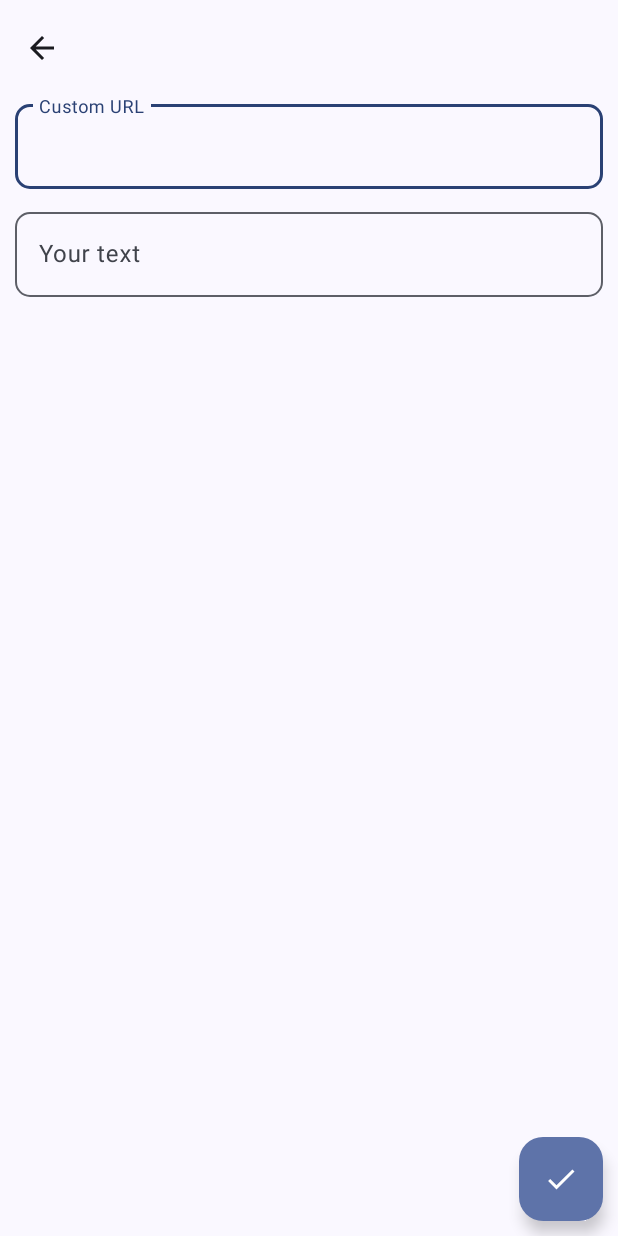
After one commit to vaginessa/omnibin, an Android app: the layout activity_text_edit_edittext.xml on its own in the app's theme, with its tools: preview values and no code run, on a phone screen of 412 x 824 dp. The commit adds this screen. Run offline under Robolectric (Android 15) with nearby library versions, the phone set to English and light mode, and no system bars; network calls fail.

Commit message:
added monet and choose for text input type

```diff
--- a/app/src/main/AndroidManifest.xml
+++ b/app/src/main/AndroidManifest.xml
@@ -4,6 +4,7 @@
 
     <queries>
         <package android:name="com.vtosters.android" />
+        <package android:name="com.vtosters.lite" />
         <intent>
             <action android:name="com.f0x1d.dogbin.VISIBILITY"/>
         </intent>
--- a/app/src/main/java/com/f0x1d/dogbin/App.java
+++ b/app/src/main/java/com/f0x1d/dogbin/App.java
@@ -7,6 +7,7 @@ import androidx.room.Room;
 import com.f0x1d.dogbin.db.MyDatabase;
 import com.f0x1d.dogbin.utils.PreferencesUtils;
 import com.f0x1d.dogbin.utils.Utils;
+import com.google.android.material.color.DynamicColors;
 import com.google.firebase.analytics.FirebaseAnalytics;
 
 public class App extends Application {
@@ -34,7 +35,7 @@ public class App extends Application {
     @Override
     public void onCreate() {
         super.onCreate();
-        //DynamicColors.applyToActivitiesIfAvailable(this); // it doesnt work anyway
+        DynamicColors.applyToActivitiesIfAvailable(this);
 
         sInstance = this;
 
--- a/app/src/main/java/com/f0x1d/dogbin/adapter/FoldersAdapter.java
+++ b/app/src/main/java/com/f0x1d/dogbin/adapter/FoldersAdapter.java
@@ -1,14 +1,11 @@
 package com.f0x1d.dogbin.adapter;
 
 import android.content.Context;
-import android.content.res.ColorStateList;
-import android.os.Build;
 import android.view.LayoutInflater;
 import android.view.View;
 import android.view.ViewGroup;
 
 import androidx.annotation.NonNull;
-import androidx.core.widget.TextViewCompat;
 import androidx.recyclerview.widget.RecyclerView;
 
 import com.f0x1d.dmsdk.model.Folder;
--- a/app/src/main/java/com/f0x1d/dogbin/ui/activity/DonateActivity.java
+++ b/app/src/main/java/com/f0x1d/dogbin/ui/activity/DonateActivity.java
@@ -4,7 +4,6 @@ import android.content.Intent;
 import android.net.Uri;
 import android.os.Bundle;
 import android.view.View;
-import android.view.ViewGroup;
 import android.widget.TextView;
 
 import androidx.annotation.Nullable;
@@ -13,7 +12,6 @@ import androidx.lifecycle.AndroidViewModel;
 import com.f0x1d.dogbin.R;
 import com.f0x1d.dogbin.billing.BillingManager;
 import com.f0x1d.dogbin.ui.activity.base.BaseActivity;
-import com.f0x1d.dogbin.utils.Utils;
 import com.google.android.material.appbar.MaterialToolbar;
 import com.google.android.material.button.MaterialButton;
 import com.google.android.material.card.MaterialCardView;
--- a/app/src/main/java/com/f0x1d/dogbin/ui/activity/MainActivity.java
+++ b/app/src/main/java/com/f0x1d/dogbin/ui/activity/MainActivity.java
@@ -2,7 +2,6 @@ package com.f0x1d.dogbin.ui.activity;
 
 import android.content.Intent;
 import android.content.pm.ApplicationInfo;
-import android.graphics.drawable.Drawable;
 import android.net.Uri;
 import android.os.Bundle;
 import android.util.Pair;
@@ -12,10 +11,6 @@ import android.view.ViewGroup;
 
 import androidx.appcompat.view.menu.MenuBuilder;
 import androidx.appcompat.view.menu.MenuPopupHelper;
-import androidx.core.graphics.Insets;
-import androidx.core.view.OnApplyWindowInsetsListener;
-import androidx.core.view.ViewCompat;
-import androidx.core.view.WindowInsetsCompat;
 import androidx.fragment.app.Fragment;
 
 import com.f0x1d.dmsdk.model.Folder;
--- a/app/src/main/java/com/f0x1d/dogbin/ui/activity/base/BaseActivity.java
+++ b/app/src/main/java/com/f0x1d/dogbin/ui/activity/base/BaseActivity.java
@@ -8,7 +8,6 @@ import android.os.Bundle;
 import androidx.annotation.Nullable;
 import androidx.appcompat.app.AppCompatActivity;
 import androidx.appcompat.app.AppCompatDelegate;
-import androidx.core.view.ViewCompat;
 import androidx.lifecycle.AndroidViewModel;
 import androidx.lifecycle.ViewModelProvider;
 
--- a/app/src/main/java/com/f0x1d/dogbin/ui/activity/text/TextViewerActivity.java
+++ b/app/src/main/java/com/f0x1d/dogbin/ui/activity/text/TextViewerActivity.java
@@ -5,7 +5,6 @@ import android.content.Intent;
 import android.net.Uri;
 import android.os.Bundle;
 import android.view.View;
-import android.view.ViewGroup;
 import android.widget.ProgressBar;
 
 import androidx.annotation.Nullable;
@@ -19,7 +18,6 @@ import com.f0x1d.dogbin.billing.DonationStatus;
 import com.f0x1d.dogbin.ui.activity.DonateActivity;
 import com.f0x1d.dogbin.ui.activity.base.BaseActivity;
 import com.f0x1d.dogbin.ui.view.CoolCodeView;
-import com.f0x1d.dogbin.utils.Utils;
 import com.f0x1d.dogbin.viewmodel.TextViewModel;
 import com.google.android.material.appbar.MaterialToolbar;
 import com.google.android.material.dialog.MaterialAlertDialogBuilder;
--- a/app/src/main/java/com/f0x1d/dogbin/ui/fragment/settings/SettingsWrapperFragment.java
+++ b/app/src/main/java/com/f0x1d/dogbin/ui/fragment/settings/SettingsWrapperFragment.java
@@ -9,7 +9,6 @@ import androidx.lifecycle.AndroidViewModel;
 
 import com.f0x1d.dogbin.R;
 import com.f0x1d.dogbin.ui.fragment.base.BaseFragment;
-import com.f0x1d.dogbin.utils.Utils;
 import com.f0x1d.dogbin.utils.fragments.FragmentNavigator;
 import com.f0x1d.dogbin.utils.fragments.MyFragmentBuilder;
 import com.google.android.material.appbar.MaterialToolbar;
--- a/app/src/main/java/com/f0x1d/dogbin/ui/view/CoolCodeView.java
+++ b/app/src/main/java/com/f0x1d/dogbin/ui/view/CoolCodeView.java
@@ -6,7 +6,6 @@ import android.animation.ValueAnimator;
 import android.content.Context;
 import android.graphics.Typeface;
 import android.util.AttributeSet;
-import android.util.Log;
 import android.view.Gravity;
 import android.view.MotionEvent;
 import android.view.View;
--- a/app/src/main/java/com/f0x1d/dogbin/utils/Utils.java
+++ b/app/src/main/java/com/f0x1d/dogbin/utils/Utils.java
@@ -8,19 +8,14 @@ import android.content.pm.PackageManager;
 import android.content.res.Resources;
 import android.os.Handler;
 import android.util.TypedValue;
-import android.view.View;
-import android.view.ViewGroup;
 
 import androidx.annotation.AttrRes;
 
 import com.f0x1d.dmsdk.model.UserDocument;
 import com.f0x1d.dogbin.App;
-import com.f0x1d.dogbin.R;
 import com.f0x1d.dogbin.db.entity.FoxBinSavedNote;
 import com.f0x1d.dogbin.db.entity.PastebinSavedNote;
 import com.f0x1d.dogbin.ui.activity.MainActivity;
-import com.google.android.material.appbar.CollapsingToolbarLayout;
-import com.google.android.material.appbar.MaterialToolbar;
 import com.google.gson.Gson;
 
 import java.util.ArrayList;
--- a/app/src/main/java/com/f0x1d/dogbin/viewmodel/WritingViewModel.java
+++ b/app/src/main/java/com/f0x1d/dogbin/viewmodel/WritingViewModel.java
@@ -82,9 +82,7 @@ public class WritingViewModel extends BaseViewModel {
                     ClipData clip = ClipData.newPlainText(getApplication().getString(R.string.app_name), resultUrl);
                     clipboard.setPrimaryClip(clip);
 
-                    Utils.runOnUiThread(() -> {
-                        Toast.makeText(getApplication(), getApplication().getString(R.string.copied_to_clipboard, resultUrl), Toast.LENGTH_SHORT).show();
-                    });
+                    Utils.runOnUiThread(() -> Toast.makeText(getApplication(), getApplication().getString(R.string.copied_to_clipboard, resultUrl), Toast.LENGTH_SHORT).show());
                 }
 
                 mResultUrlData.postValue(resultUrl);
--- /dev/null
+++ b/app/src/main/res/layout/activity_text_edit_edittext.xml
@@ -0,0 +1,92 @@
+<?xml version="1.0" encoding="utf-8"?>
+<androidx.constraintlayout.widget.ConstraintLayout xmlns:android="http://schemas.android.com/apk/res/android"
+    android:layout_width="match_parent"
+    xmlns:app="http://schemas.android.com/apk/res-auto"
+    android:layout_height="match_parent">
+
+    <com.google.android.material.appbar.MaterialToolbar
+        android:id="@+id/toolbar"
+        android:layout_width="0dp"
+        android:layout_height="wrap_content"
+        app:navigationIcon="@drawable/ic_arrow_back"
+        app:navigationIconTint="?colorOnSurface"
+        app:layout_constraintEnd_toEndOf="parent"
+        app:layout_constraintStart_toStartOf="parent"
+        app:layout_constraintTop_toTopOf="parent" />
+
+    <ScrollView
+        android:id="@+id/scroll_view"
+        android:layout_width="0dp"
+        android:layout_height="0dp"
+        app:layout_constraintTop_toBottomOf="@id/toolbar"
+        app:layout_constraintStart_toStartOf="parent"
+        app:layout_constraintEnd_toEndOf="parent"
+        app:layout_constraintBottom_toBottomOf="parent">
+
+        <androidx.constraintlayout.widget.ConstraintLayout
+            android:layout_width="match_parent"
+            android:layout_height="wrap_content">
+
+            <com.google.android.material.textfield.TextInputLayout
+                android:id="@+id/slug_text_layout"
+                style="@style/Widget.Material3.TextInputLayout.OutlinedBox"
+                android:layout_width="0dp"
+                android:layout_height="wrap_content"
+                android:layout_marginStart="10dp"
+                android:layout_marginEnd="10dp"
+                android:layout_marginBottom="10dp"
+                android:hint="@string/custom_url"
+                app:boxCornerRadiusTopEnd="10dp"
+                app:boxCornerRadiusTopStart="10dp"
+                app:boxCornerRadiusBottomEnd="10dp"
+                app:boxCornerRadiusBottomStart="10dp"
+                app:layout_constraintTop_toTopOf="parent"
+                app:layout_constraintEnd_toEndOf="parent"
+                app:layout_constraintStart_toStartOf="parent"
+                app:layout_constraintBottom_toTopOf="@id/writebar_text_layout">
+
+                <com.google.android.material.textfield.TextInputEditText
+                    android:id="@+id/slug_text"
+                    android:layout_width="match_parent"
+                    android:layout_height="match_parent" />
+            </com.google.android.material.textfield.TextInputLayout>
+
+            <com.google.android.material.textfield.TextInputLayout
+                android:id="@+id/writebar_text_layout"
+                android:layout_width="0dp"
+                android:layout_height="wrap_content"
+                app:boxCornerRadiusTopEnd="10dp"
+                app:boxCornerRadiusTopStart="10dp"
+                app:boxCornerRadiusBottomEnd="10dp"
+                app:boxCornerRadiusBottomStart="10dp"
+                android:layout_marginStart="10dp"
+                android:layout_marginEnd="10dp"
+                android:layout_marginBottom="76dp"
+                app:layout_constraintBottom_toBottomOf="parent"
+                app:layout_constraintEnd_toEndOf="parent"
+                app:layout_constraintStart_toStartOf="parent"
+                app:layout_constraintTop_toBottomOf="@id/slug_text_layout">
+
+                <com.google.android.material.textfield.TextInputEditText
+                    android:id="@+id/writebar_text"
+                    android:layout_width="match_parent"
+                    android:layout_height="match_parent"
+                    android:hint="@string/your_text"
+                    android:inputType="textMultiLine"
+                    android:overScrollMode="always"
+                    android:scrollbarStyle="insideInset"
+                    android:scrollbars="vertical" />
+            </com.google.android.material.textfield.TextInputLayout>
+        </androidx.constraintlayout.widget.ConstraintLayout>
+    </ScrollView>
+
+    <com.google.android.material.floatingactionbutton.FloatingActionButton
+        android:id="@+id/done_button"
+        android:layout_width="wrap_content"
+        android:layout_height="wrap_content"
+        android:layout_margin="10dp"
+        app:layout_constraintBottom_toBottomOf="parent"
+        app:layout_constraintEnd_toEndOf="parent"
+        app:srcCompat="@drawable/ic_done" />
+
+</androidx.constraintlayout.widget.ConstraintLayout>
--- a/app/src/main/res/values/strings.xml
+++ b/app/src/main/res/values/strings.xml
@@ -66,4 +66,5 @@
     <string name="toaster_dialog">Seems that you have VTosters installed. And you are here probably because VTosters has sent you notification to download this, aren\'t you?\n\nSo, if you don\'t know what android system messages (logs) are, JUST IGNORE THIS NOTIFICATIONS!</string>
     <string name="delete">Delete</string>
     <string name="delete_note_in">Delete note in</string>
+    <string name="text_input_type">Text input type</string>
 </resources>
--- a/app/src/main/res/xml/settings.xml
+++ b/app/src/main/res/xml/settings.xml
@@ -62,6 +62,11 @@
             android:title="@string/accent_picker"
             app:defaultValue="0"
             app:iconSpaceReserved="false" />
+
+        <Preference
+            android:key="text_input_type"
+            android:title="@string/text_input_type"
+            app:iconSpaceReserved="false" />
     </PreferenceCategory>
 
     <PreferenceCategory
```
Also changed, not shown: app/build.gradle (+9 -9 lines), app/src/main/java/com/f0x1d/dogbin/ui/activity/text/TextEditActivity.java (+49 -11 lines), app/src/main/java/com/f0x1d/dogbin/ui/fragment/settings/SettingsFragment.java (+17 -2 lines), app/src/main/java/com/f0x1d/dogbin/utils/PreferencesUtils.java (+9 -0 lines), app/src/main/java/com/f0x1d/dogbin/viewmodel/MainViewModel.java (+8 -5 lines), app/src/main/res/layout/activity_text_edit_kodeview.xml (renamed from app/src/main/res/layout/activity_text_edit.xml), 1 other file.
